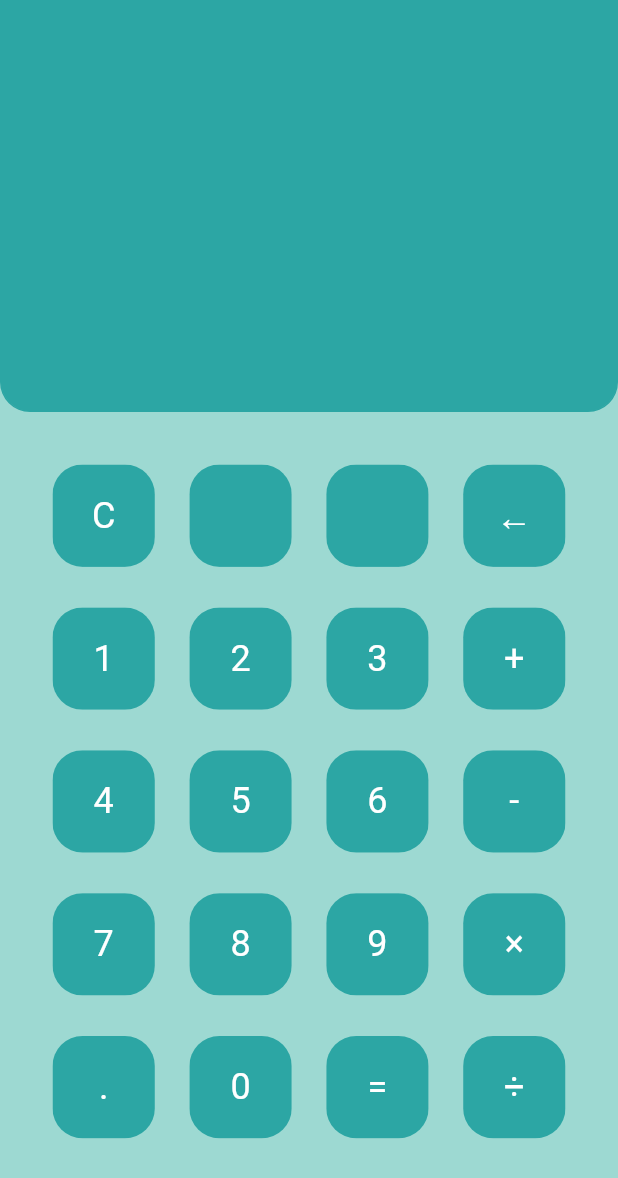
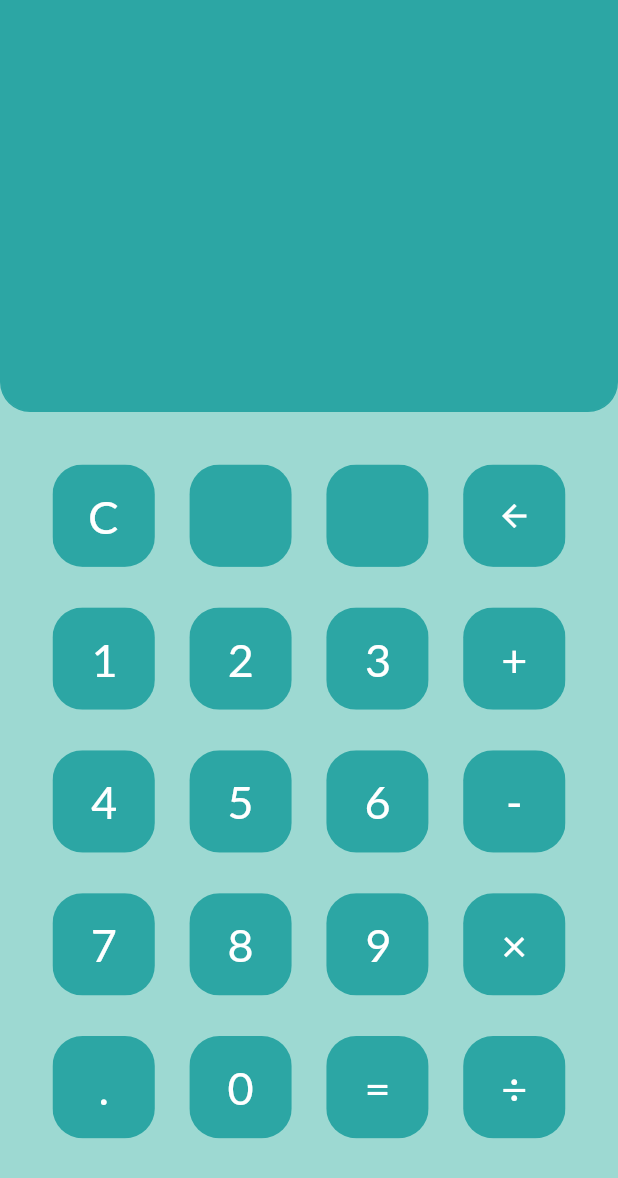
Before and after one commit to Forzz/Simple_Calculator, a Flutter app: the screen it shows after launch, on a phone screen of 412 x 824 dp. Shown: the top 1178 px of the screen. Run offline on Flutter 3.47's test engine with Material 2 defaults, Android fonts, the phone set to English and light mode, and no system bars.

Commit message:
Changed font, changed CalcButton widget

```diff
--- a/lib/main.dart
+++ b/lib/main.dart
@@ -166,6 +166,7 @@ class _MyHomePageState extends State<MyHomePage> {
                       style: TextStyle(
                         fontSize: 64,
                         color: Colors.white,
+                        fontFamily: 'Lato',
                       ),
                       textAlign: TextAlign.right,
                     ),
@@ -190,6 +191,8 @@ class _MyHomePageState extends State<MyHomePage> {
                         _buttonChars[index],
                         Color(0xff2ca6a4),
                         Colors.white,
+                        'Lato',
+                        null,
                         () => _calculateResult(_result),
                       );
                     } else if (_buttonChars[index] == '←') {
@@ -197,6 +200,8 @@ class _MyHomePageState extends State<MyHomePage> {
                         _buttonChars[index],
                         Color(0xff2ca6a4),
                         Colors.white,
+                        'Lato',
+                        Icons.arrow_back,
                         () => _deleteLastChar(_buttonChars[index]),
                       );
                     } else if (_buttonChars[index] == 'C') {
@@ -204,6 +209,8 @@ class _MyHomePageState extends State<MyHomePage> {
                         _buttonChars[index],
                         Color(0xff2ca6a4),
                         Colors.white,
+                        'Lato',
+                        null,
                         () => _cleanAll(),
                       );
                     } else if (_buttonChars[index] == '.') {
@@ -211,6 +218,8 @@ class _MyHomePageState extends State<MyHomePage> {
                         _buttonChars[index],
                         Color(0xff2ca6a4),
                         Colors.white,
+                        'Lato',
+                        null,
                         () => _addDot(_buttonChars[index]),
                       );
                     } else {
@@ -218,6 +227,8 @@ class _MyHomePageState extends State<MyHomePage> {
                         _buttonChars[index],
                         Color(0xff2ca6a4),
                         Colors.white,
+                        'Lato',
+                        null,
                         () => _changeResultView(_buttonChars[index]),
                       );
                     }
--- a/lib/widgets/calcButton.dart
+++ b/lib/widgets/calcButton.dart
@@ -4,12 +4,16 @@ class CalcButton extends StatelessWidget {
   final String input;
   final textColor;
   final color;
+  final fontFamily;
+  final icon;
   final buttonTapped;
 
   const CalcButton(
     this.input,
     this.color,
     this.textColor,
+    this.fontFamily,
+    this.icon,
     this.buttonTapped,
   );
 
@@ -22,10 +26,19 @@ class CalcButton extends StatelessWidget {
         child: Container(
           alignment: Alignment.center,
           color: color,
-          child: Text(
-            input,
-            style: TextStyle(fontSize: 24, color: textColor),
-          ),
+          child: this.icon == null
+              ? Text(
+                  input,
+                  style: TextStyle(
+                    fontSize: 30,
+                    color: textColor,
+                    fontFamily: fontFamily,
+                  ),
+                )
+              : Icon(
+                  icon,
+                  color: Colors.white,
+                ),
         ),
       ),
     );
```
Also changed, not shown: pubspec.yaml (+5 -12 lines), assets/fonts/Lato-Bold.ttf (added), assets/fonts/Lato-BoldItalic.ttf (added), assets/fonts/Lato-Italic.ttf (added), assets/fonts/Lato-Regular.ttf (added), assets/fonts/Lato-Thin.ttf (added), assets/fonts/Lato-ThinItalic.ttf (added).
